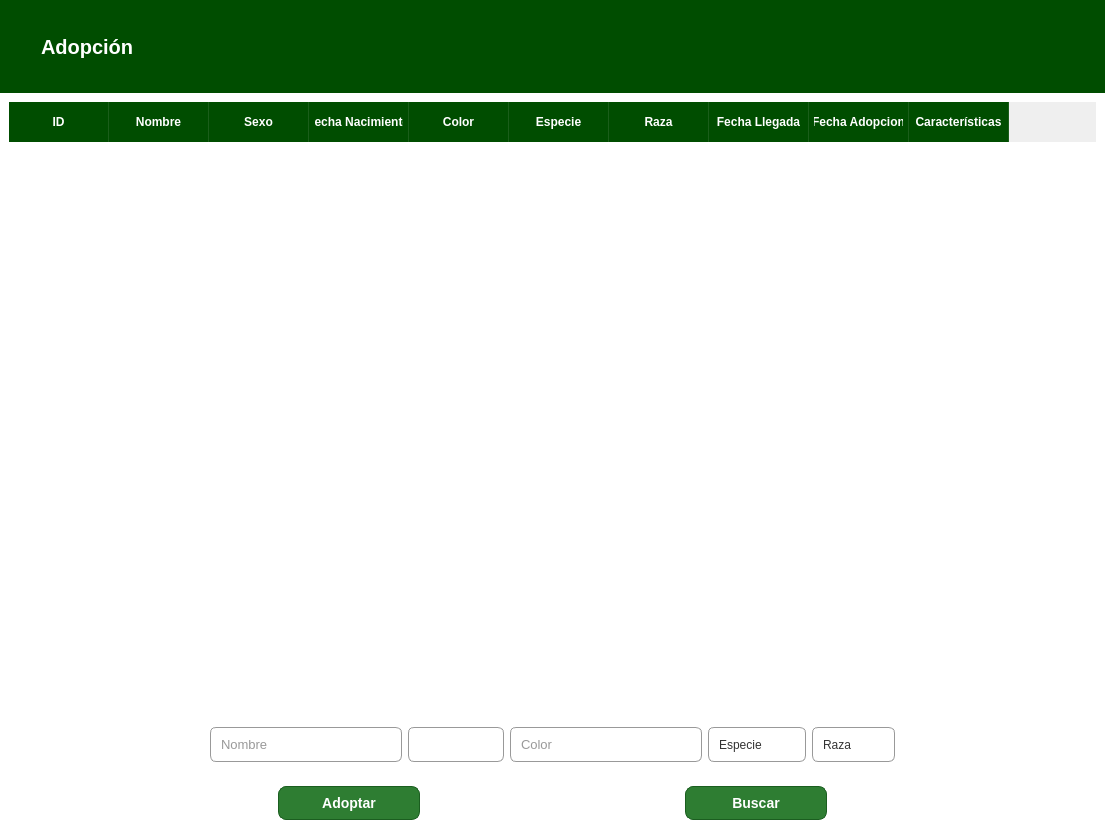
Qt form vistas/adopcion.ui (MiguelGarcia29/RefugioAnimal-OR) before a commit.
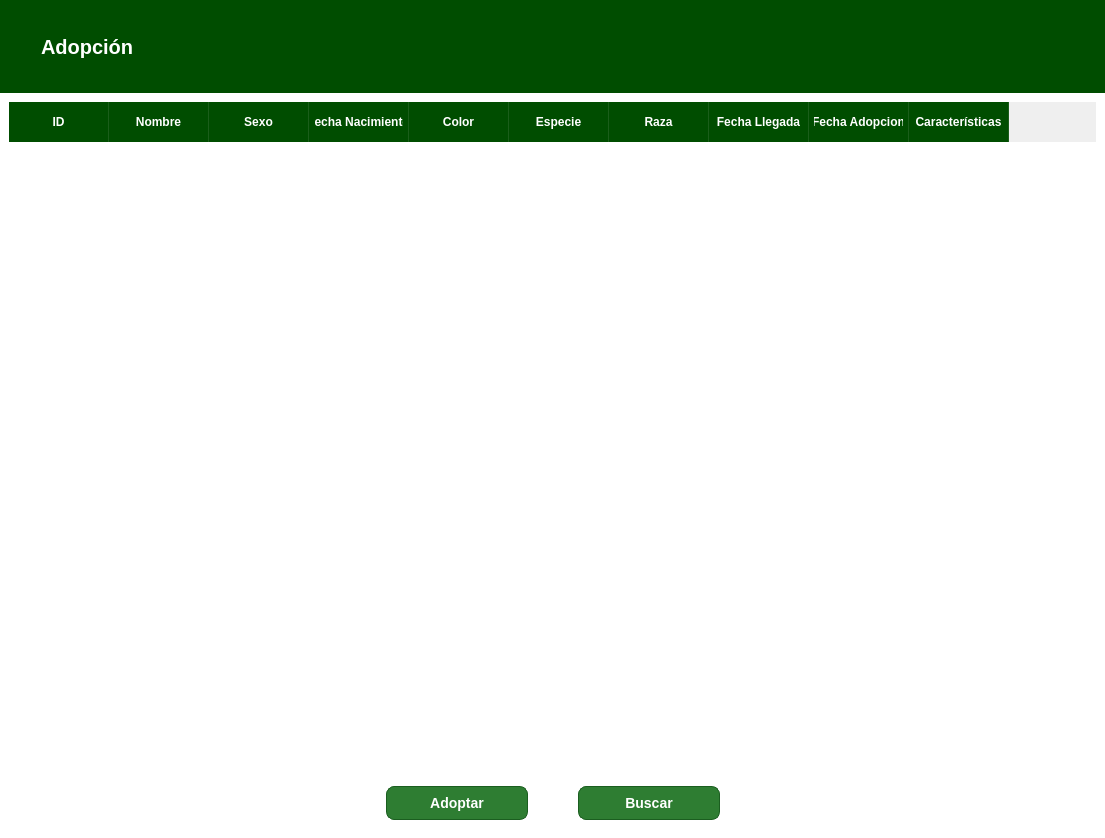
The same form after that commit. Icons and pictures are not drawn.

The edit to the form file:
```diff
--- a/vistas/adopcion.ui
+++ b/vistas/adopcion.ui
@@ -234,169 +234,6 @@
             </column>
            </widget>
           </item>
-          <item>
-           <widget class="QFrame" name="frame_7">
-            <property name="styleSheet">
-             <string notr="true">QLineEdit {
-    background-color: #ffffff; /* Fondo blanco puro */
-    border: 1px solid #999999; /* Un borde gris muy sutil y claro */
-    border-radius: 6px; /* Bordes redondeados sutiles */
-    font-size: 13px;
-    color: #333333; /* Texto gris oscuro para mejor lectura */
-    padding: 8px; /* Padding interior para que el texto no toque el borde */
-    selection-background-color: #a8d5a2; /* Color cuando seleccionas texto dentro */
-}
-
-/* Efecto al hacer clic para escribir (Focus) */
-QLineEdit:focus {
-    border: 1px solid #3eb038; /* El borde se vuelve verde para indicar que está activo */
-    background-color: #f8fff8; /* Un fondo muy sutilmente verde claro */
-}
-
-/* Efecto si el QLineEdit está deshabilitado */
-QLineEdit:disabled {
-    background-color: #f2f2f2;
-    color: #aaaaaa;
-    border: 1px solid #e0e0e0;
-}
-
-QLineEdit::placeholder {
-    color: #999999;
-    font-style: italic;
-}
-
-QComboBox {
-    background-color: white;
-    border: 1px solid #999999;
-    border-radius: 6px;
-    padding: 5px 10px;
-    min-width: 6em;
-    color: #333333;
-}
-
-/* Estilo del botón de la flechita */
-QComboBox::drop-down {
-    border: none;
-    width: 30px;
-}
-
-/* Estilo de la flechita (puedes usar una imagen o un caracter) */
-QComboBox::down-arrow {
-    width: 12px;
-    height: 12px;
-}
-
-/* Estilo de la lista desplegable cuando se abre */
-QComboBox QAbstractItemView {
-    border: 1px solid #dcdcdc;
-    selection-background-color: #3eb038; /* Color verde al pasar el ratón */
-    selection-color: white;
-    background-color: white;
-    outline: none;
-}</string>
-            </property>
-            <property name="frameShape">
-             <enum>QFrame::StyledPanel</enum>
-            </property>
-            <property name="frameShadow">
-             <enum>QFrame::Raised</enum>
-            </property>
-            <layout class="QHBoxLayout" name="horizontalLayout_10">
-             <item>
-              <spacer name="horizontalSpacer_10">
-               <property name="orientation">
-                <enum>Qt::Horizontal</enum>
-               </property>
-               <property name="sizeHint" stdset="0">
-                <size>
-                 <width>40</width>
-                 <height>20</height>
-                </size>
-               </property>
-              </spacer>
-             </item>
-             <item>
-              <widget class="QLineEdit" name="input_nombre">
-               <property name="maximumSize">
-                <size>
-                 <width>250</width>
-                 <height>250</height>
-                </size>
-               </property>
-               <property name="placeholderText">
-                <string>Nombre</string>
-               </property>
-              </widget>
-             </item>
-             <item>
-              <widget class="QComboBox" name="input_sexo">
-               <property name="maximumSize">
-                <size>
-                 <width>250</width>
-                 <height>250</height>
-                </size>
-               </property>
-              </widget>
-             </item>
-             <item>
-              <widget class="QLineEdit" name="input_color">
-               <property name="maximumSize">
-                <size>
-                 <width>250</width>
-                 <height>250</height>
-                </size>
-               </property>
-               <property name="placeholderText">
-                <string>Color</string>
-               </property>
-              </widget>
-             </item>
-             <item>
-              <widget class="QComboBox" name="input_especie">
-               <property name="maximumSize">
-                <size>
-                 <width>250</width>
-                 <height>250</height>
-                </size>
-               </property>
-               <item>
-                <property name="text">
-                 <string>Especie</string>
-                </property>
-               </item>
-              </widget>
-             </item>
-             <item>
-              <widget class="QComboBox" name="input_raza">
-               <property name="maximumSize">
-                <size>
-                 <width>250</width>
-                 <height>250</height>
-                </size>
-               </property>
-               <item>
-                <property name="text">
-                 <string>Raza</string>
-                </property>
-               </item>
-              </widget>
-             </item>
-             <item>
-              <spacer name="horizontalSpacer_11">
-               <property name="orientation">
-                <enum>Qt::Horizontal</enum>
-               </property>
-               <property name="sizeHint" stdset="0">
-                <size>
-                 <width>40</width>
-                 <height>20</height>
-                </size>
-               </property>
-              </spacer>
-             </item>
-            </layout>
-           </widget>
-          </item>
           <item>
            <widget class="QFrame" name="frame_8">
             <property name="frameShape">
@@ -406,6 +243,9 @@
              <enum>QFrame::Raised</enum>
             </property>
             <layout class="QHBoxLayout" name="horizontalLayout_11">
+             <property name="spacing">
+              <number>50</number>
+             </property>
              <item>
               <spacer name="horizontalSpacer_12">
                <property name="orientation">
@@ -455,19 +295,6 @@
                </property>
               </widget>
              </item>
-             <item>
-              <spacer name="horizontalSpacer_16">
-               <property name="orientation">
-                <enum>Qt::Horizontal</enum>
-               </property>
-               <property name="sizeHint" stdset="0">
-                <size>
-                 <width>40</width>
-                 <height>20</height>
-                </size>
-               </property>
-              </spacer>
-             </item>
              <item>
               <widget class="QPushButton" name="btn_buscar">
                <property name="styleSheet">
```
